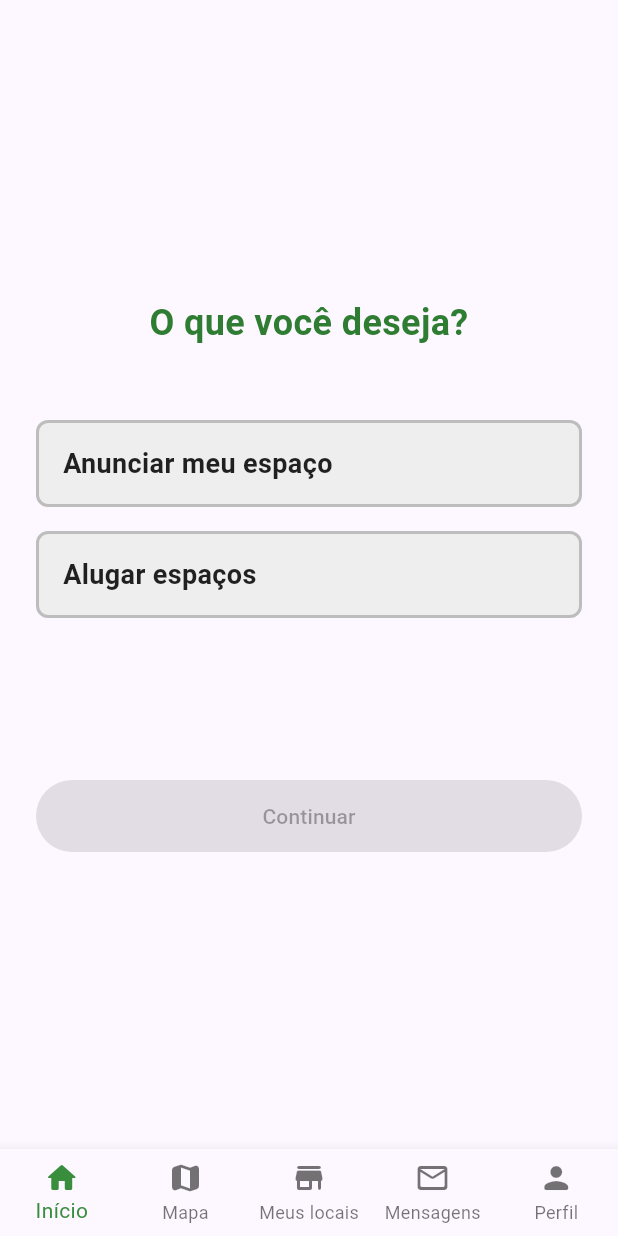
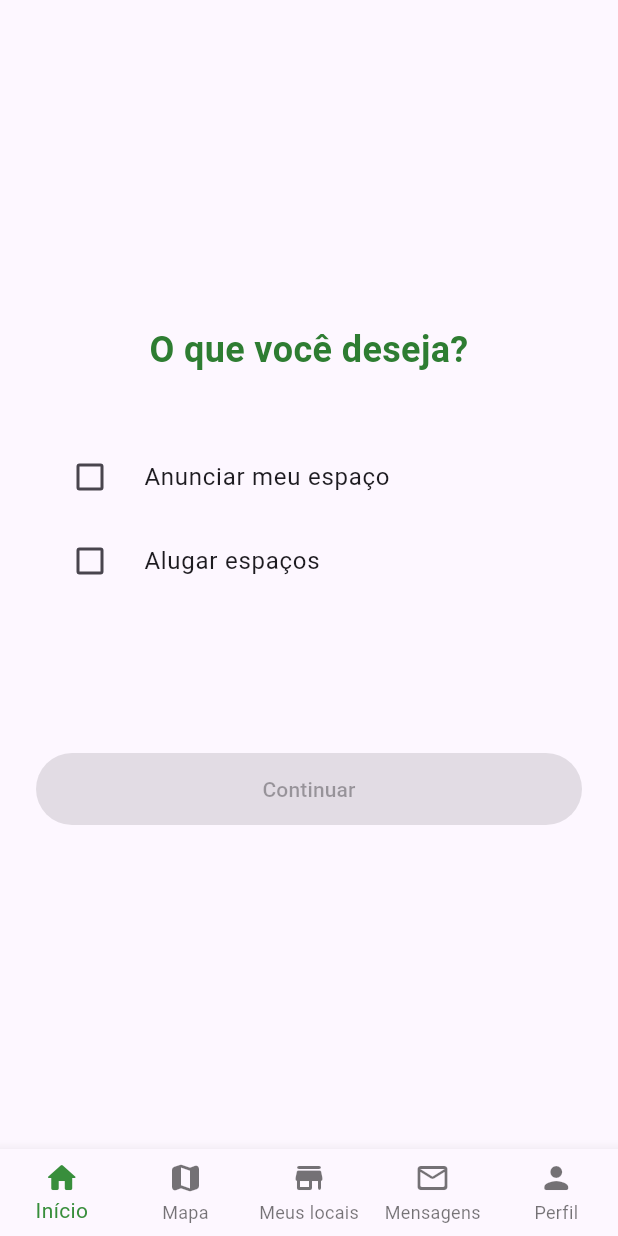
Before and after one commit to ArthurRodPaula/Espaco-Ja, a Flutter app: the OpcoesScreen screen opened directly, after a tap on "Anunciar meu espaço", on a phone screen of 412 x 824 dp. Run offline on Flutter 3.47's test engine with Material 3 defaults, Android fonts, the phone set to English and light mode, and no system bars; our stand-ins replace cloud_firestore, cloud_functions, firebase_auth, firebase_core, flutter_map, geolocator and 2 more; accounts and stored records are empty; statements that could not run were skipped.

Commit message:
correção de erros caixa de entrada

```diff
--- a/lib/main.dart
+++ b/lib/main.dart
@@ -1,3 +1,4 @@
+import 'package:espaco_ja/screens/home/opcoes_screen.dart';
 import 'package:flutter/material.dart';
 import 'package:firebase_core/firebase_core.dart';
 import 'screens/auth/auth_gate.dart';
@@ -22,7 +23,7 @@ class MyApp extends StatelessWidget {
         colorScheme: ColorScheme.fromSeed(seedColor: Color(0xFF6750A4)),
         useMaterial3: true,
       ),
-      home: const AuthGate(),
+      home: const OpcoesScreen(),
 
       debugShowCheckedModeBanner: false,
     );
--- a/lib/screens/caixa_entrada_screen.dart
+++ b/lib/screens/caixa_entrada_screen.dart
@@ -181,56 +181,3 @@ class MessageItem extends StatelessWidget {
     );
   }
 }
-
-class BottomNavigation extends StatelessWidget {
-  final int currentIndex;
-
-  const BottomNavigation({
-    super.key,
-    required this.currentIndex,
-  });
-
-  @override
-  Widget build(BuildContext context) {
-    return Container(
-      decoration: BoxDecoration(
-        color: Colors.white,
-        boxShadow: [
-          BoxShadow(
-            color: Colors.black.withOpacity(0.1),
-            blurRadius: 10,
-            offset: const Offset(0, -2),
-          ),
-        ],
-      ),
-      child: SafeArea(
-        child: Padding(
-          padding: const EdgeInsets.symmetric(horizontal: 16, vertical: 8),
-          child: Row(
-            mainAxisAlignment: MainAxisAlignment.spaceAround,
-            children: [
-              _buildNavItem(Icons.search, 0),
-              _buildNavItem(Icons.favorite_outline, 1),
-              _buildNavItem(Icons.calendar_today_outlined, 2),
-              _buildNavItem(Icons.chat_outlined, 3),
-              _buildNavItem(Icons.person_outline, 4),
-            ],
-          ),
-        ),
-      ),
-    );
-  }
-
-  Widget _buildNavItem(IconData icon, int index) {
-    final isSelected = currentIndex == index;
-
-    return Container(
-      padding: const EdgeInsets.symmetric(vertical: 8, horizontal: 12),
-      child: Icon(
-        icon,
-        size: 28,
-        color: isSelected ? Colors.green : Colors.grey,
-      ),
-    );
-  }
-}
--- a/lib/screens/home/opcoes_screen.dart
+++ b/lib/screens/home/opcoes_screen.dart
@@ -18,39 +18,6 @@ class _OpcoesScreenState extends State<OpcoesScreen> {
 
   // ---------- Aba HOME (seu layout atual) ----------
   Widget _homeBody(BuildContext context) {
-    Widget opcaoWidget(String texto) {
-      final selecionado = escolha == texto;
-      return GestureDetector(
-        onTap: () => setState(() => escolha = texto),
-        child: Container(
-          padding: const EdgeInsets.symmetric(vertical: 14, horizontal: 16),
-          margin: const EdgeInsets.symmetric(vertical: 8),
-          decoration: BoxDecoration(
-            color: selecionado ? Colors.green[600] : Colors.grey[200],
-            borderRadius: BorderRadius.circular(8),
-            border: Border.all(
-              color: (selecionado ? Colors.green[800] : Colors.grey[400])!,
-              width: 2,
-            ),
-          ),
-          child: Row(
-            mainAxisAlignment: MainAxisAlignment.spaceBetween,
-            children: [
-              Text(
-                texto,
-                style: TextStyle(
-                  color: selecionado ? Colors.white : Colors.black87,
-                  fontSize: 18,
-                  fontWeight: FontWeight.w600,
-                ),
-              ),
-              if (selecionado) const Icon(Icons.check_circle, color: Colors.white),
-            ],
-          ),
-        ),
-      );
-    }
-
     return Padding(
       padding: const EdgeInsets.symmetric(horizontal: 24.0),
       child: Center(
@@ -67,8 +34,36 @@ class _OpcoesScreenState extends State<OpcoesScreen> {
               textAlign: TextAlign.center,
             ),
             const SizedBox(height: 40),
-            opcaoWidget('Anunciar meu espaço'),
-            opcaoWidget('Alugar espaços'),
+            CheckboxListTile(
+              title: const Text('Anunciar meu espaço'),
+              value: escolha == 'Anunciar meu espaço',
+              onChanged: (value) {
+                setState(() {
+                  if (value == true) {
+                    escolha = 'Anunciar meu espaço';
+                  } else {
+                    escolha = null;
+                  }
+                });
+              },
+              activeColor: Colors.green[600],
+              controlAffinity: ListTileControlAffinity.leading,
+            ),
+            CheckboxListTile(
+              title: const Text('Alugar espaços'),
+              value: escolha == 'Alugar espaços',
+              onChanged: (value) {
+                setState(() {
+                  if (value == true) {
+                    escolha = 'Alugar espaços';
+                  } else {
+                    escolha = null;
+                  }
+                });
+              },
+              activeColor: Colors.green[600],
+              controlAffinity: ListTileControlAffinity.leading,
+            ),
             const SizedBox(height: 100),
             ElevatedButton(
               style: ElevatedButton.styleFrom(
```
Also changed, not shown: Captura de tela 2025-10-19 192654.png (deleted), Captura de tela 2025-10-20 000953.png (added).
